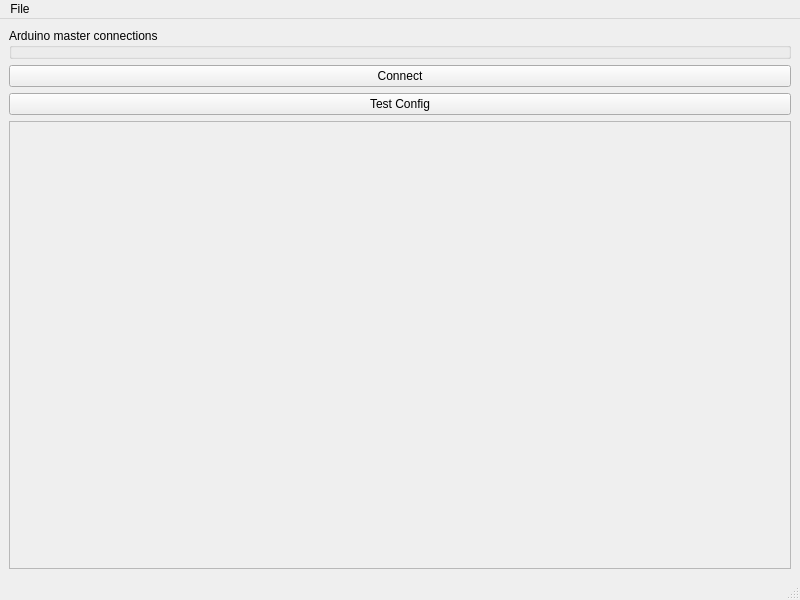
Qt form gui/configurator.ui (condac/openSimIO) before a commit.
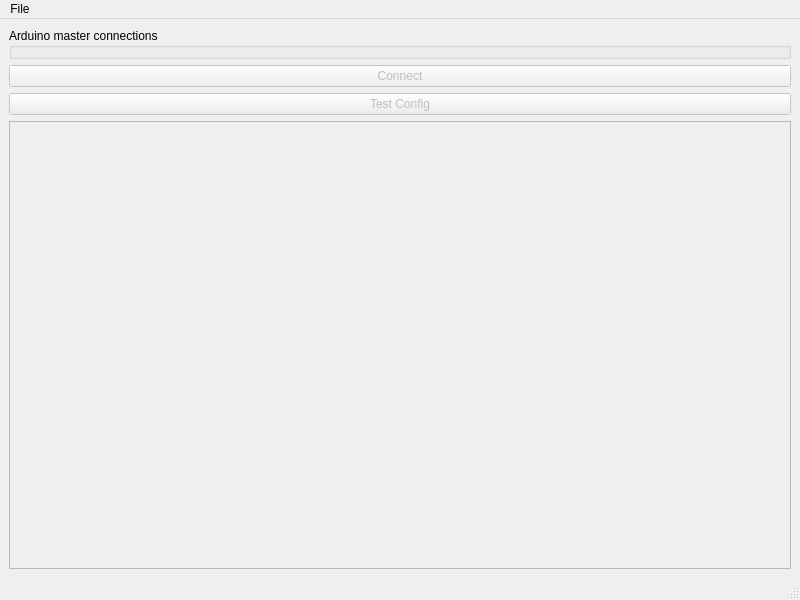
The same form after that commit.

Commit message: GUI Basic function working

```diff
--- a/gui/configurator.ui
+++ b/gui/configurator.ui
@@ -26,6 +26,9 @@
       </item>
       <item row="2" column="0">
        <widget class="QPushButton" name="pushButton_2">
+        <property name="enabled">
+         <bool>false</bool>
+        </property>
         <property name="text">
          <string>Test Config</string>
         </property>
@@ -33,6 +36,9 @@
       </item>
       <item row="1" column="0">
        <widget class="QPushButton" name="pushButton">
+        <property name="enabled">
+         <bool>false</bool>
+        </property>
         <property name="text">
          <string>Connect</string>
         </property>
```
Left out of the diff: 5 changed lines with no effect on the pictures. The commit also changes 2 other files.
